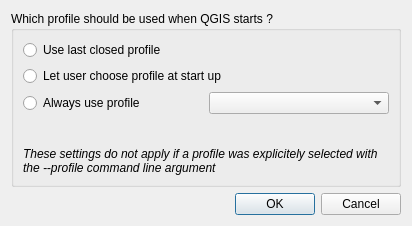
Qt form src/ui/qgsuserprofilesettingsdialog.ui (qgis/QGIS) before a commit.
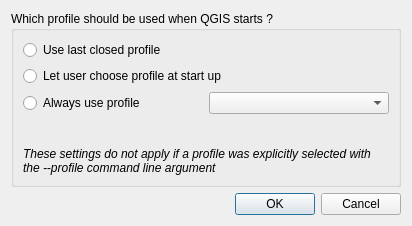
The same form after that commit.

Commit message: Fix spelling and doc

```diff
--- a/src/ui/qgsuserprofilesettingsdialog.ui
+++ b/src/ui/qgsuserprofilesettingsdialog.ui
@@ -39,7 +39,7 @@
          </font>
         </property>
         <property name="text">
-         <string>These settings do not apply if a profile was explicitely selected with the --profile command line argument</string>
+         <string>These settings do not apply if a profile was explicitly selected with the --profile command line argument</string>
         </property>
         <property name="textFormat">
          <enum>Qt::PlainText</enum>
```
The commit also changes 2 other files.
